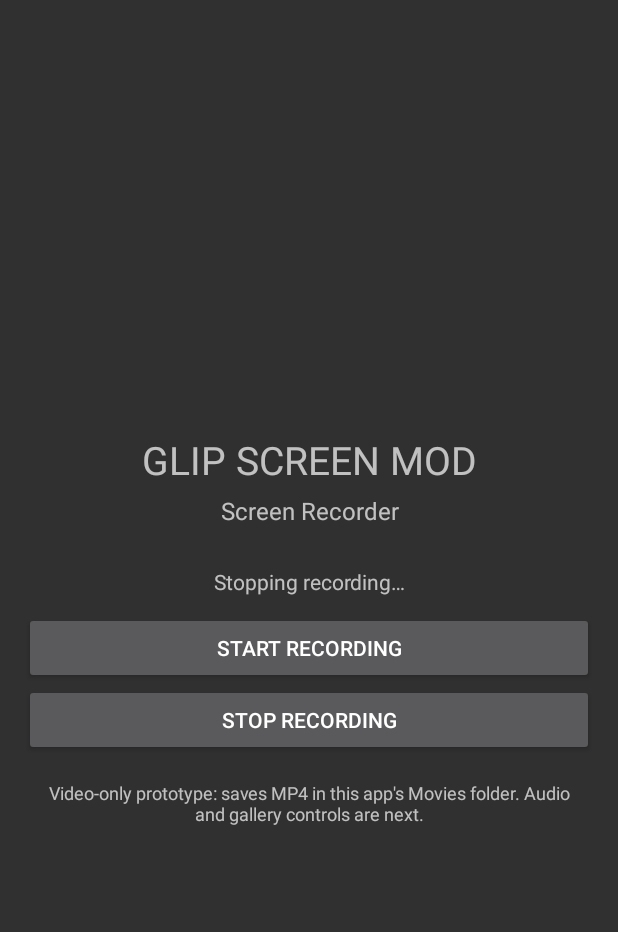
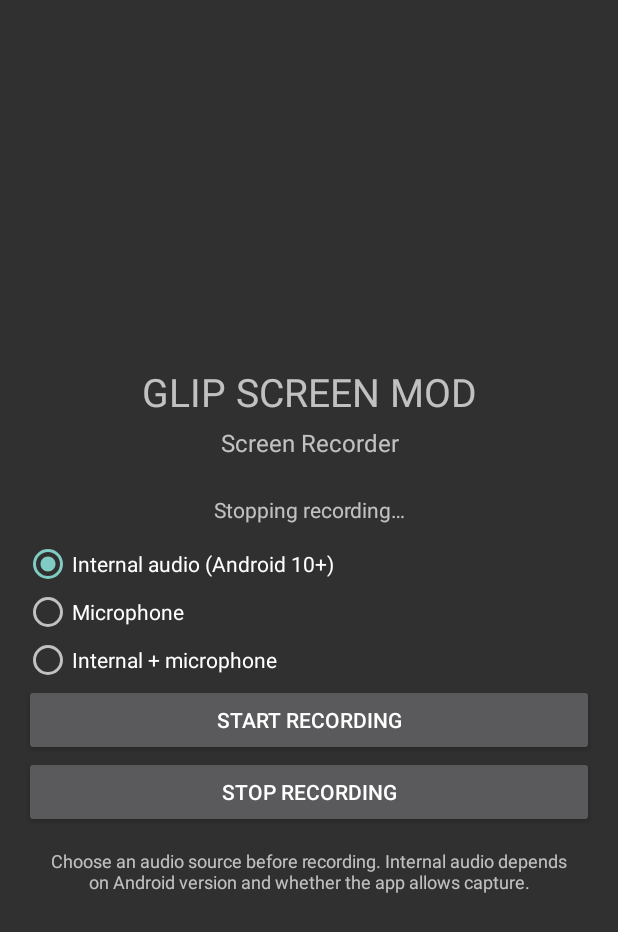
Before and after one commit to klovvandreass/glipscreen-mod, an Android app: the screen it shows after launch (MainActivity), after a tap on "STOP RECORDING", on a phone screen of 412 x 824 dp. Shown: the top 932 px of the screen. Run offline under Robolectric (Android 15) with nearby library versions, the phone set to English and light mode, and no system bars.

Commit message:
Add selectable internal, microphone and mixed audio recording

```diff
--- a/app/src/main/java/com/glipscreen/mod/MainActivity.kt
+++ b/app/src/main/java/com/glipscreen/mod/MainActivity.kt
@@ -1,76 +1,75 @@
 package com.glipscreen.mod
 
+import android.Manifest
 import android.app.Activity
 import android.content.Intent
+import android.content.pm.PackageManager
 import android.media.projection.MediaProjectionManager
+import android.os.Build
 import android.os.Bundle
 import android.view.Gravity
 import android.widget.Button
 import android.widget.LinearLayout
+import android.widget.RadioGroup
+import android.widget.RadioButton
 import android.widget.TextView
 
 class MainActivity : Activity() {
     private val captureRequest = 4101
+    private val audioPermissionRequest = 4102
     private lateinit var status: TextView
+    private var selectedMode = RecordingService.MODE_INTERNAL
 
     override fun onCreate(savedInstanceState: Bundle?) {
         super.onCreate(savedInstanceState)
-
-        val title = TextView(this).apply {
-            text = "GLIP SCREEN MOD"
-            textSize = 26f
-            gravity = Gravity.CENTER
-            setPadding(20, 36, 20, 8)
+        val title = TextView(this).apply { text = "GLIP SCREEN MOD"; textSize = 26f; gravity = Gravity.CENTER; setPadding(20, 36, 20, 8) }
+        val subtitle = TextView(this).apply { text = "Screen Recorder"; textSize = 16f; gravity = Gravity.CENTER; setPadding(20, 0, 20, 20) }
+        status = TextView(this).apply { text = "Ready to record"; textSize = 14f; gravity = Gravity.CENTER; setPadding(20, 16, 20, 16) }
+        val choices = RadioGroup(this).apply { orientation = RadioGroup.VERTICAL }
+        val internal = RadioButton(this).apply { id = 100; text = "Internal audio (Android 10+)"; isChecked = true }
+        val mic = RadioButton(this).apply { id = 101; text = "Microphone" }
+        val both = RadioButton(this).apply { id = 102; text = "Internal + microphone" }
+        choices.addView(internal); choices.addView(mic); choices.addView(both)
+        choices.setOnCheckedChangeListener { _, checked ->
+            selectedMode = when (checked) { 101 -> RecordingService.MODE_MIC; 102 -> RecordingService.MODE_BOTH; else -> RecordingService.MODE_INTERNAL }
         }
-        val subtitle = TextView(this).apply {
-            text = "Screen Recorder"
-            textSize = 16f
-            gravity = Gravity.CENTER
-            setPadding(20, 0, 20, 24)
-        }
-        status = TextView(this).apply {
-            text = "Ready to record"
-            textSize = 14f
-            gravity = Gravity.CENTER
-            setPadding(20, 16, 20, 16)
-        }
-        val start = Button(this).apply {
-            text = "Start recording"
-            setOnClickListener {
-                val manager = getSystemService(MEDIA_PROJECTION_SERVICE) as MediaProjectionManager
-                startActivityForResult(manager.createScreenCaptureIntent(), captureRequest)
-            }
-        }
+        val start = Button(this).apply { text = "Start recording"; setOnClickListener { requestRecording() } }
         val stop = Button(this).apply {
             text = "Stop recording"
             setOnClickListener {
-                startService(Intent(this@MainActivity, RecordingService::class.java).apply {
-                    action = RecordingService.ACTION_STOP
-                })
+                val i = Intent(this@MainActivity, RecordingService::class.java).apply { action = RecordingService.ACTION_STOP }
+                if (Build.VERSION.SDK_INT >= 26) startForegroundService(i) else startService(i)
                 status.text = "Stopping recording…"
             }
         }
         val note = TextView(this).apply {
-            text = "Video-only prototype: saves MP4 in this app's Movies folder. Audio and gallery controls are next."
-            textSize = 12f
-            gravity = Gravity.CENTER
-            setPadding(20, 24, 20, 12)
+            text = "Choose an audio source before recording. Internal audio depends on Android version and whether the app allows capture."
+            textSize = 12f; gravity = Gravity.CENTER; setPadding(20, 20, 20, 12)
         }
-
         setContentView(LinearLayout(this).apply {
-            orientation = LinearLayout.VERTICAL
-            gravity = Gravity.CENTER
-            setPadding(24, 24, 24, 24)
-            addView(title)
-            addView(subtitle)
-            addView(status)
-            addView(start)
-            addView(stop)
-            addView(note)
+            orientation = LinearLayout.VERTICAL; gravity = Gravity.CENTER; setPadding(24, 24, 24, 24)
+            addView(title); addView(subtitle); addView(status); addView(choices); addView(start); addView(stop); addView(note)
         })
     }
 
-    @Deprecated("Uses the compatible Activity result callback for broad Android support.")
+    private fun requestRecording() {
+        if (Build.VERSION.SDK_INT >= 23 && checkSelfPermission(Manifest.permission.RECORD_AUDIO) != PackageManager.PERMISSION_GRANTED) {
+            requestPermissions(arrayOf(Manifest.permission.RECORD_AUDIO), audioPermissionRequest)
+            return
+        }
+        val manager = getSystemService(MEDIA_PROJECTION_SERVICE) as MediaProjectionManager
+        startActivityForResult(manager.createScreenCaptureIntent(), captureRequest)
+    }
+
+    override fun onRequestPermissionsResult(requestCode: Int, permissions: Array<out String>, grantResults: IntArray) {
+        super.onRequestPermissionsResult(requestCode, permissions, grantResults)
+        if (requestCode == audioPermissionRequest) {
+            if (grantResults.isNotEmpty() && grantResults[0] == PackageManager.PERMISSION_GRANTED) requestRecording()
+            else status.text = "Microphone/audio permission is required"
+        }
+    }
+
+    @Deprecated("Uses compatible Activity result callback")
     override fun onActivityResult(requestCode: Int, resultCode: Int, data: Intent?) {
         super.onActivityResult(requestCode, resultCode, data)
         if (requestCode == captureRequest) {
@@ -79,16 +78,11 @@ class MainActivity : Activity() {
                     action = RecordingService.ACTION_START
                     putExtra(RecordingService.EXTRA_RESULT_CODE, resultCode)
                     putExtra(RecordingService.EXTRA_RESULT_DATA, data)
+                    putExtra(RecordingService.EXTRA_AUDIO_MODE, selectedMode)
                 }
-                if (android.os.Build.VERSION.SDK_INT >= android.os.Build.VERSION_CODES.O) {
-                    startForegroundService(serviceIntent)
-                } else {
-                    startService(serviceIntent)
-                }
+                if (Build.VERSION.SDK_INT >= 26) startForegroundService(serviceIntent) else startService(serviceIntent)
                 status.text = "Recording started"
-            } else {
-                status.text = "Screen-capture permission cancelled"
-            }
+            } else status.text = "Screen-capture permission cancelled"
         }
     }
 }
```
